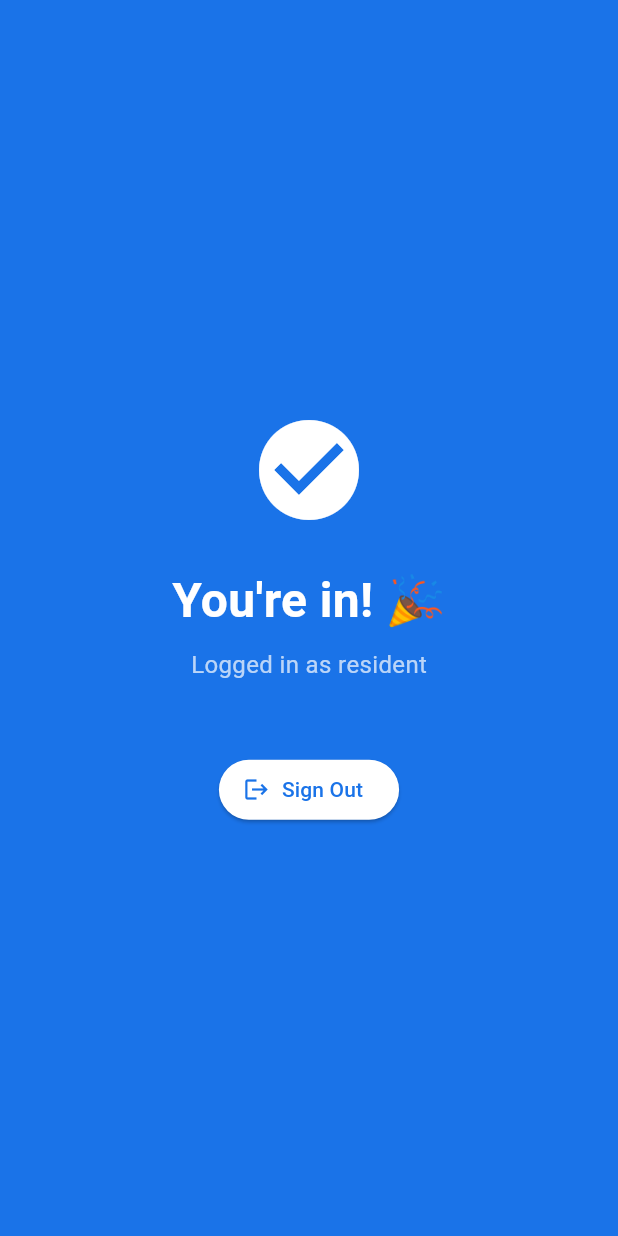
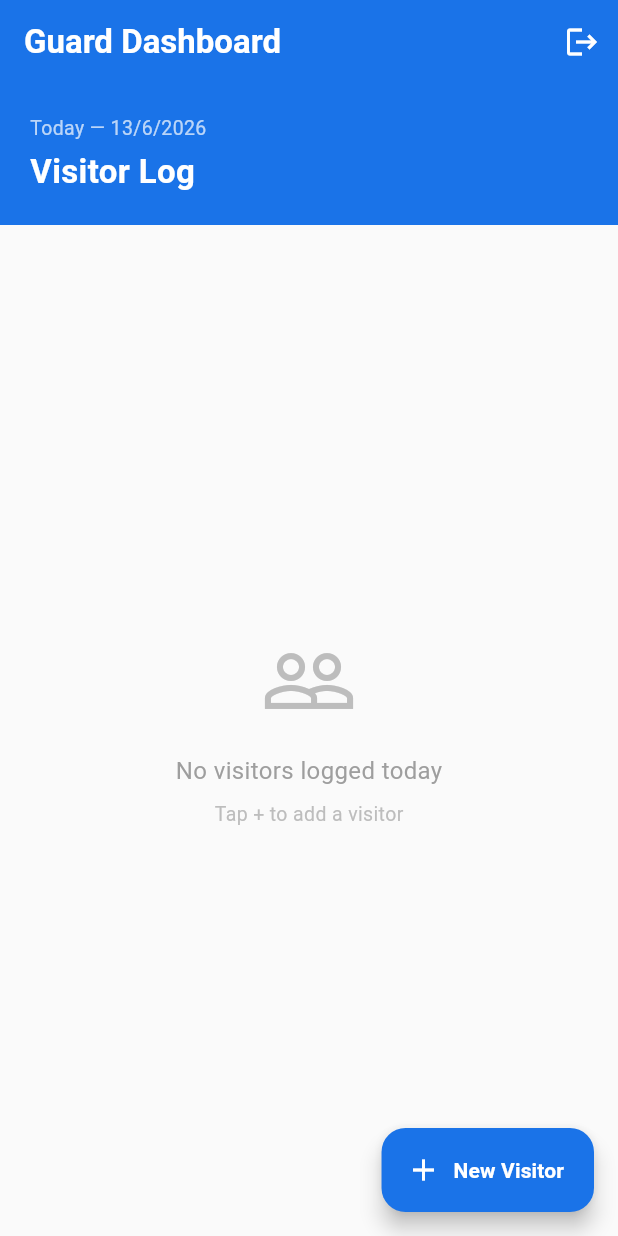
Before and after one commit to sitasrikanth/gateflow-app, a Flutter app: the screen it shows once a user with an empty profile is signed in, on a phone screen of 412 x 824 dp. Run offline on Flutter 3.47's test engine with Material 3 defaults, Android fonts, the phone set to English and light mode, and no system bars; our stand-ins replace cloud_firestore, firebase_auth, firebase_core; accounts and stored records are empty.

Commit message:
Day 4: Guard Dashboard and New Visitor Entry screen - core feature working

```diff
--- a/lib/main.dart
+++ b/lib/main.dart
@@ -3,13 +3,11 @@ import 'package:firebase_core/firebase_core.dart';
 import 'package:firebase_auth/firebase_auth.dart';
 import 'firebase_options.dart';
 import 'screens/auth/login_screen.dart';
-import 'screens/auth/profile_setup_screen.dart';
+import 'screens/guard/guard_home_screen.dart';
 
 void main() async {
   WidgetsFlutterBinding.ensureInitialized();
-  await Firebase.initializeApp(
-    options: DefaultFirebaseOptions.currentPlatform,
-  );
+  await Firebase.initializeApp(options: DefaultFirebaseOptions.currentPlatform);
   runApp(const MyApp());
 }
 
@@ -47,7 +45,7 @@ class AuthWrapper extends StatelessWidget {
         }
         // User logged in
         if (snapshot.hasData) {
-          return const HomeScreen(role: 'resident');
+          return const GuardHomeScreen();
         }
         // Not logged in → show login
         return const LoginScreen();
--- a/lib/screens/auth/profile_setup_screen.dart
+++ b/lib/screens/auth/profile_setup_screen.dart
@@ -2,6 +2,7 @@ import 'package:flutter/material.dart';
 import 'package:cloud_firestore/cloud_firestore.dart';
 import 'package:firebase_auth/firebase_auth.dart';
 import 'login_screen.dart';
+import '../guard/guard_home_screen.dart';
 
 class ProfileSetupScreen extends StatefulWidget {
   const ProfileSetupScreen({super.key});
@@ -60,7 +61,7 @@ class _ProfileSetupScreenState extends State<ProfileSetupScreen> {
         // Navigate to home (placeholder for now)
         Navigator.pushAndRemoveUntil(
           context,
-          MaterialPageRoute(builder: (_) => const HomeScreen(role: 'resident')),
+          MaterialPageRoute(builder: (_) => const GuardHomeScreen()),
           (route) => false,
         );
       }
--- /dev/null
+++ b/lib/screens/guard/guard_home_screen.dart
@@ -0,0 +1,160 @@
+import 'package:flutter/material.dart';
+import 'package:cloud_firestore/cloud_firestore.dart';
+import 'package:firebase_auth/firebase_auth.dart';
+import 'new_visitor_screen.dart';
+
+class GuardHomeScreen extends StatelessWidget {
+  const GuardHomeScreen({super.key});
+
+  @override
+  Widget build(BuildContext context) {
+    final today = DateTime.now();
+    final startOfDay = DateTime(today.year, today.month, today.day);
+
+    return Scaffold(
+      backgroundColor: Colors.grey.shade50,
+      appBar: AppBar(
+        title: const Text('Guard Dashboard',
+            style: TextStyle(fontWeight: FontWeight.bold)),
+        backgroundColor: const Color(0xFF1A73E8),
+        foregroundColor: Colors.white,
+        actions: [
+          IconButton(
+            icon: const Icon(Icons.logout),
+            onPressed: () async {
+              await FirebaseAuth.instance.signOut();
+            },
+          ),
+        ],
+      ),
+      body: Column(
+        children: [
+          // Header card
+          Container(
+            width: double.infinity,
+            padding: const EdgeInsets.all(20),
+            color: const Color(0xFF1A73E8),
+            child: Column(
+              crossAxisAlignment: CrossAxisAlignment.start,
+              children: [
+                Text(
+                  'Today — ${today.day}/${today.month}/${today.year}',
+                  style: const TextStyle(color: Colors.white70, fontSize: 13),
+                ),
+                const SizedBox(height: 4),
+                const Text('Visitor Log',
+                    style: TextStyle(
+                        color: Colors.white,
+                        fontSize: 22,
+                        fontWeight: FontWeight.bold)),
+              ],
+            ),
+          ),
+
+          // Visitor list
+          Expanded(
+            child: StreamBuilder<QuerySnapshot>(
+              stream: FirebaseFirestore.instance
+                  .collection('visitors')
+                  .where('entryTime',
+                      isGreaterThanOrEqualTo: startOfDay.toIso8601String())
+                  .orderBy('entryTime', descending: true)
+                  .snapshots(),
+              builder: (context, snapshot) {
+                if (snapshot.connectionState == ConnectionState.waiting) {
+                  return const Center(child: CircularProgressIndicator());
+                }
+
+                if (!snapshot.hasData || snapshot.data!.docs.isEmpty) {
+                  return Center(
+                    child: Column(
+                      mainAxisAlignment: MainAxisAlignment.center,
+                      children: [
+                        Icon(Icons.people_outline,
+                            size: 64, color: Colors.grey.shade400),
+                        const SizedBox(height: 16),
+                        Text('No visitors logged today',
+                            style: TextStyle(
+                                color: Colors.grey.shade500, fontSize: 16)),
+                        const SizedBox(height: 8),
+                        Text('Tap + to add a visitor',
+                            style: TextStyle(
+                                color: Colors.grey.shade400, fontSize: 13)),
+                      ],
+                    ),
+                  );
+                }
+
+                final visitors = snapshot.data!.docs;
+
+                return ListView.builder(
+                  padding: const EdgeInsets.all(16),
+                  itemCount: visitors.length,
+                  itemBuilder: (context, index) {
+                    final data =
+                        visitors[index].data() as Map<String, dynamic>;
+                    return Card(
+                      margin: const EdgeInsets.only(bottom: 12),
+                      shape: RoundedRectangleBorder(
+                          borderRadius: BorderRadius.circular(12)),
+                      child: ListTile(
+                        contentPadding: const EdgeInsets.all(16),
+                        leading: CircleAvatar(
+                          backgroundColor:
+                              const Color(0xFF1A73E8).withOpacity(0.1),
+                          child: const Icon(Icons.person,
+                              color: Color(0xFF1A73E8)),
+                        ),
+                        title: Text(data['visitorName'] ?? '',
+                            style:
+                                const TextStyle(fontWeight: FontWeight.bold)),
+                        subtitle: Column(
+                          crossAxisAlignment: CrossAxisAlignment.start,
+                          children: [
+                            const SizedBox(height: 4),
+                            Text('Flat: ${data['flatNumber'] ?? ''}'),
+                            Text('Purpose: ${data['purpose'] ?? ''}'),
+                          ],
+                        ),
+                        trailing: Column(
+                          mainAxisAlignment: MainAxisAlignment.center,
+                          children: [
+                            Container(
+                              padding: const EdgeInsets.symmetric(
+                                  horizontal: 8, vertical: 4),
+                              decoration: BoxDecoration(
+                                color: Colors.green.shade100,
+                                borderRadius: BorderRadius.circular(8),
+                              ),
+                              child: Text('In',
+                                  style: TextStyle(
+                                      color: Colors.green.shade700,
+                                      fontSize: 12,
+                                      fontWeight: FontWeight.bold)),
+                            ),
+                          ],
+                        ),
+                      ),
+                    );
+                  },
+                );
+              },
+            ),
+          ),
+        ],
+      ),
+      floatingActionButton: FloatingActionButton.extended(
+        onPressed: () {
+          Navigator.push(
+            context,
+            MaterialPageRoute(builder: (_) => const NewVisitorScreen()),
+          );
+        },
+        backgroundColor: const Color(0xFF1A73E8),
+        icon: const Icon(Icons.add, color: Colors.white),
+        label: const Text('New Visitor',
+            style: TextStyle(color: Colors.white, fontWeight: FontWeight.bold)),
+      ),
+    );
+  }
+}
```
Also changed, not shown: lib/screens/guard/new_visitor_screen.dart (added, +235 -0 lines).
